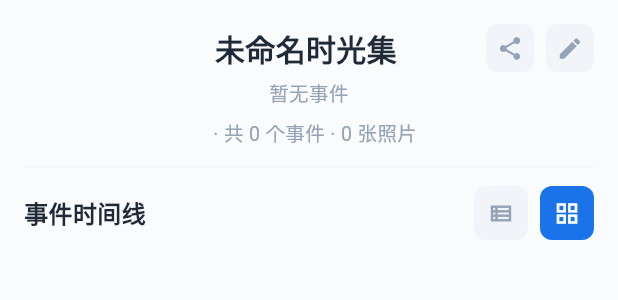
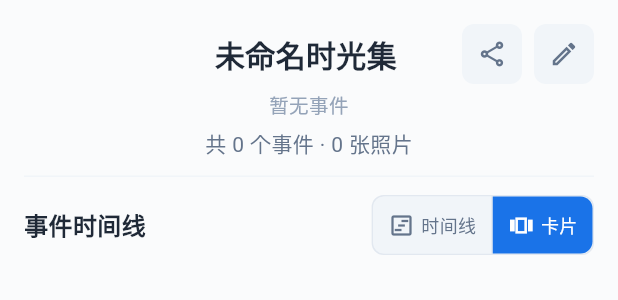
Before and after one commit to jnghant-spec/time_calendar, a Flutter app: the MemoryCollectionDetailHeader widget shown alone on an empty page, opened directly with empty values, on a phone screen of 412 x 824 dp. Shown: the top 300 px of the screen. Run offline on Flutter 3.47's test engine with Material 3 defaults, Android fonts, the phone set to English and light mode, and no system bars; our stand-ins replace flutter_contacts, flutter_local_notifications, flutter_slidable, flutter_svg, image_picker, share_plus and 2 more; missing offline and left inert: flutter_inappwebview, gal, lpinyin, lunar, markdown; accounts and stored records are empty; project files that could hold a hidden picture were left out.

Commit message:
改动时光集详情页

```diff
--- a/lib/widgets/memory_collection_detail_parts.dart
+++ b/lib/widgets/memory_collection_detail_parts.dart
@@ -4,12 +4,14 @@ import 'package:flutter/material.dart';
 import 'package:time_calendar/models/memory_collection.dart';
 import 'package:time_calendar/models/memory_event.dart';
 import 'package:time_calendar/models/partner_relation.dart';
+import 'package:time_calendar/models/reminder_tag.dart';
 import 'package:time_calendar/services/memory_service.dart';
 import 'package:time_calendar/services/tag_service.dart';
 import 'package:time_calendar/services/user_session.dart';
 import 'package:time_calendar/widgets/tag_circle_widget.dart';
 import 'package:time_calendar/utils/event_date_utils.dart';
 import 'package:time_calendar/utils/partner_share_detail_ui.dart';
+import 'package:time_calendar/widgets/memory_detail_action_tile.dart';
 
 /// 时光集详情页设计 token（顶部元信息、横滑卡片、标题栏按钮）。
 class MemoryDetailDesignTokens {
@@ -25,11 +27,18 @@ class MemoryDetailDesignTokens {
   static const double cardMaxHeightFactor = 0.45;
   static const double cardMinHeight = 240;
 
-  static const double headerIconSize = 32;
-  static const Color headerIconBg = Color(0xFFF1F5F9);
-  static const Color headerIconColor = Color(0xFF94A3B8);
-  static const double headerIconRadius = 8;
-  static const double headerIconGlyphSize = 18;
+  static const double actionTileSize = MemoryDetailActionTokens.actionTileSize;
+  static const double actionTileRadius = MemoryDetailActionTokens.actionTileRadius;
+  static const double primaryCtaRadius = MemoryDetailActionTokens.primaryCtaRadius;
+  static const Color actionSecondaryBg = MemoryDetailActionTokens.actionSecondaryBg;
+  static const Color actionSecondaryIcon = MemoryDetailActionTokens.actionSecondaryIcon;
+  static const Color actionActiveBg = MemoryDetailActionTokens.actionActiveBg;
+  static const Color actionActiveIcon = MemoryDetailActionTokens.actionActiveIcon;
+  static const Color actionDestructiveIcon = MemoryDetailActionTokens.actionDestructiveIcon;
+  static const double actionSpacing = MemoryDetailActionTokens.actionSpacing;
+  static const Color actionBorder = MemoryDetailActionTokens.actionBorder;
+  static const double headerActionRowWidth =
+      MemoryDetailActionTokens.headerActionRowWidth;
 
   static TextStyle get metaTextStyle => const TextStyle(
         fontSize: metaFontSize,
@@ -71,17 +80,66 @@ class MemoryCollectionDetailHeader extends StatelessWidget {
 
   static const Color _titleColor = Color(0xFF1F2937);
   static const Color _muted = Color(0xFF94A3B8);
-  static const Color _themeBlue = Color(0xFF1A73E8);
 
   String _rangeLine() {
     if (events.isEmpty) return '暂无事件';
     return '${formatYearMonthDot(events.first.date)} - ${formatYearMonthDot(events.last.date)}';
   }
 
-  Widget _tagBadge() {
+  Widget _tagMetaPill(ReminderTag tag) {
+    final accent = TagCircleWidget.themeColorOrDefault(tag.accentColor);
+    final icon = TagPresetIcons.dataFor(tag.iconName) ??
+        TagCircleWidget.defaultIconData;
+
+    return Container(
+      height: 28,
+      padding: const EdgeInsets.symmetric(horizontal: 10),
+      decoration: BoxDecoration(
+        color: tag.iconBgColor,
+        borderRadius: BorderRadius.circular(14),
+      ),
+      child: Row(
+        mainAxisSize: MainAxisSize.min,
+        children: [
+          Icon(icon, size: 15, color: accent),
+          const SizedBox(width: 4),
+          Text(
+            tag.name,
+            style: TextStyle(
+              fontSize: 12,
+              fontWeight: FontWeight.w500,
+              color: accent,
+              height: 1.0,
+            ),
+          ),
+        ],
+      ),
+    );
+  }
+
+  Widget _tagAndStatsRow(int photoCount) {
     final tag = TagService.getTagById(collection.tagId);
-    if (tag == null) return const SizedBox.shrink();
-    return TagCircleWidget(tag: tag, size: 40, showLabel: false);
+    const statsStyle = TextStyle(
+      fontSize: 14,
+      color: Color(0xFF64748B),
+      height: 1.2,
+    );
+
+    return Row(
+      mainAxisSize: MainAxisSize.min,
+      mainAxisAlignment: MainAxisAlignment.center,
+      crossAxisAlignment: CrossAxisAlignment.center,
+      children: [
+        if (tag != null) ...[
+          _tagMetaPill(tag),
+          const SizedBox(width: 8),
+        ],
+        Text(
+          '共 ${events.length} 个事件 · $photoCount 张照片',
+          style: statsStyle,
+        ),
+      ],
+    );
   }
 
   bool _hasHistoricalCollectionPartnerShare() {
@@ -157,31 +215,6 @@ class MemoryCollectionDetailHeader extends StatelessWidget {
     return '最新修改：$displayName ${formatPartnerModifiedAt(at)}';
   }
 
-  Widget _headerIconButton({
-    required IconData icon,
-    required VoidCallback onTap,
-  }) {
-    return GestureDetector(
-      onTap: onTap,
-      child: Container(
-        width: MemoryDetailDesignTokens.headerIconSize,
-        height: MemoryDetailDesignTokens.headerIconSize,
-        decoration: BoxDecoration(
-          color: MemoryDetailDesignTokens.headerIconBg,
-          borderRadius: BorderRadius.circular(
-            MemoryDetailDesignTokens.headerIconRadius,
-          ),
-        ),
-        alignment: Alignment.center,
-        child: Icon(
-          icon,
-          size: MemoryDetailDesignTokens.headerIconGlyphSize,
-          color: MemoryDetailDesignTokens.headerIconColor,
-        ),
-      ),
-    );
-  }
-
   @override
   Widget build(BuildContext context) {
     final photoCount = MemoryService.countPhotosInCollection(events);
@@ -197,7 +230,7 @@ class MemoryCollectionDetailHeader extends StatelessWidget {
           child: Row(
             crossAxisAlignment: CrossAxisAlignment.center,
             children: [
-              const SizedBox(width: 72),
+              const SizedBox(width: MemoryDetailDesignTokens.headerActionRowWidth),
               Expanded(
                 child: Center(
                   child: Row(
@@ -225,15 +258,20 @@ class MemoryCollectionDetailHeader extends StatelessWidget {
                 ),
               ),
               SizedBox(
-                width: 72,
+                width: MemoryDetailDesignTokens.headerActionRowWidth,
                 child: Row(
                   mainAxisAlignment: MainAxisAlignment.end,
                   children: [
-                    _headerIconButton(icon: Icons.share, onTap: onShare),
-                    const SizedBox(width: 8),
-                    _headerIconButton(
-                      icon: Icons.edit,
+                    MemoryDetailIconTile(
+                      icon: Icons.share_outlined,
+                      onTap: onShare,
+                      semanticsLabel: '分享时光集',
+                    ),
+                    const SizedBox(width: MemoryDetailDesignTokens.actionSpacing),
+                    MemoryDetailIconTile(
+                      icon: Icons.edit_outlined,
                       onTap: onEditCollection,
+                      semanticsLabel: '编辑时光集',
                     ),
                   ],
                 ),
@@ -274,17 +312,7 @@ class MemoryCollectionDetailHeader extends StatelessWidget {
           ),
         ],
         const SizedBox(height: 8),
-        Row(
-          mainAxisAlignment: MainAxisAlignment.center,
-          children: [
-            _tagBadge(),
-            const SizedBox(width: 8),
-            Text(
-              '· 共 ${events.length} 个事件 · $photoCount 张照片',
-              style: TextStyle(fontSize: 13, color: _muted),
-            ),
-          ],
-        ),
+        Center(child: _tagAndStatsRow(photoCount)),
         Padding(
           padding: const EdgeInsets.symmetric(horizontal: 16, vertical: 12),
           child: Container(height: 1, color: const Color(0xFFF1F5F9)),
@@ -302,49 +330,15 @@ class MemoryCollectionDetailHeader extends StatelessWidget {
                   color: _titleColor,
                 ),
               ),
-              Row(
-                children: [
-                  _viewToggleBtn(
-                    Icons.view_list_outlined,
-                    isListViewActive,
-                    onSwitchToList,
-                  ),
-                  const SizedBox(width: 8),
-                  _viewToggleBtn(
-                    Icons.grid_view_outlined,
-                    !isListViewActive,
-                    onSwitchToGrid,
-                  ),
-                ],
+              MemoryDetailViewSegmentedControl(
+                isListViewActive: isListViewActive,
+                onSwitchToList: onSwitchToList,
+                onSwitchToGrid: onSwitchToGrid,
               ),
             ],
           ),
         ),
       ],
-    );
-  }
-
-  static Widget _viewToggleBtn(
-    IconData icon,
-    bool isActive,
-    VoidCallback onTap,
-  ) {
-    return GestureDetector(
-      onTap: onTap,
-      child: Container(
-        width: 36,
-        height: 36,
-        decoration: BoxDecoration(
-          color: isActive ? _themeBlue : const Color(0xFFF1F5F9),
-          borderRadius: BorderRadius.circular(8),
-        ),
-        alignment: Alignment.center,
-        child: Icon(
-          icon,
-          size: 18,
-          color: isActive ? Colors.white : _muted,
-        ),
-      ),
     );
   }
 }
@@ -483,9 +477,6 @@ class MemoryDetailBottomToolbar extends StatelessWidget {
   final VoidCallback? onDelete;
 
   static const double barHeight = 56;
-  static const Color _themeBlue = Color(0xFF1A73E8);
-  static const Color _sideIcon = Color(0xFF64748B);
-  static const Color _deleteTint = Color(0xFFEF4444);
 
   static double totalHeight(BuildContext context) =>
       barHeight + MediaQuery.paddingOf(context).bottom;
@@ -493,74 +484,51 @@ class MemoryDetailBottomToolbar extends StatelessWidget {
   @override
   Widget build(BuildContext context) {
     final bottom = MediaQuery.paddingOf(context).bottom;
+    final tileSize = MemoryDetailActionTokens.actionTileSize;
 
     return ClipRect(
       child: BackdropFilter(
         filter: ImageFilter.blur(sigmaX: 15, sigmaY: 15),
         child: Container(
           height: barHeight + bottom,
-          padding: EdgeInsets.only(left: 8, right: 8, bottom: bottom),
+          padding: EdgeInsets.fromLTRB(16, 0, 16, bottom),
           decoration: BoxDecoration(
             color: Colors.white.withValues(alpha: 0.7),
             border: Border(
               top: BorderSide(
-                color: const Color(0xFFE2E8F0).withValues(alpha: 0.8),
+                color: MemoryDetailActionTokens.actionBorder.withValues(alpha: 0.8),
               ),
             ),
           ),
           child: Row(
+            crossAxisAlignment: CrossAxisAlignment.center,
             children: [
-              IconButton(
-                onPressed: onEdit,
-                icon: Icon(
-                  Icons.edit_outlined,
-                  size: 22,
-                  color: onEdit != null ? _sideIcon : _sideIcon.withValues(alpha: 0.35),
+              SizedBox(
+                width: tileSize,
+                child: Center(
+                  child: MemoryDetailIconTile(
+                    icon: Icons.edit_outlined,
+                    onTap: onEdit,
+                    semanticsLabel: '编辑当前事件',
+                    showBorder: true,
+                  ),
                 ),
               ),
               Expanded(
                 child: Center(
-                  child: Material(
-                    color: _themeBlue,
-                    elevation: 2,
-                    shadowColor: _themeBlue.withValues(alpha: 0.35),
-                    shape: const StadiumBorder(),
-                    child: InkWell(
-                      onTap: onAdd,
-                      customBorder: const StadiumBorder(),
-                      child: const Padding(
-                        padding: EdgeInsets.symmetric(
-                          horizontal: 20,
-                          vertical: 10,
-                        ),
-                        child: Row(
-                          mainAxisSize: MainAxisSize.min,
-                          children: [
-                            Icon(Icons.add, size: 20, color: Colors.white),
-                            SizedBox(width: 6),
-                            Text(
-                              '添加事件',
-                              style: TextStyle(
-                                fontSize: 15,
-                                fontWeight: FontWeight.w600,
-                                color: Colors.white,
-                              ),
-                            ),
-                          ],
-                        ),
-                      ),
-                    ),
-                  ),
+                  child: MemoryDetailPrimaryCta(onTap: onAdd),
                 ),
               ),
-              IconButton(
-                onPressed: onDelete,
-                icon: Icon(
-                  Icons.delete_outline,
-                  size: 22,
-                  color: onDelete != null
-                      ? _deleteTint.withValues(alpha: 0.88)
-                      : _deleteTint.withValues(alpha: 0.35),
+              SizedBox(
+                width: tileSize,
+                child: Center(
+                  child: MemoryDetailIconTile(
+                    icon: Icons.delete_outline,
+                    onTap: onDelete,
+                    variant: MemoryDetailIconTileVariant.destructive,
+                    semanticsLabel: '删除当前事件',
+                    showBorder: true,
+                  ),
                 ),
               ),
             ],
--- /dev/null
+++ b/lib/widgets/memory_detail_action_tile.dart
@@ -0,0 +1,245 @@
+import 'package:flutter/material.dart';
+
+/// 详情页操作按钮设计 token。
+abstract final class MemoryDetailActionTokens {
+  static const double actionTileSize = 40;
+  static const double actionTileRadius = 8;
+  static const double primaryCtaRadius = 16;
+  static const Color actionSecondaryBg = Color(0xFFF1F5F9);
+  static const Color actionSecondaryIcon = Color(0xFF64748B);
+  static const Color actionActiveBg = Color(0xFF1A73E8);
+  static const Color actionActiveIcon = Color(0xFFFFFFFF);
+  static const Color actionDestructiveIcon = Color(0xFFEF4444);
+  static const double actionSpacing = 8;
+  static const Color actionBorder = Color(0xFFE2E8F0);
+  static const double viewSegmentMinWidth = 60;
+  static const double headerActionRowWidth =
+      actionTileSize * 2 + actionSpacing;
+}
+
+enum MemoryDetailIconTileVariant { secondary, destructive, active }
+
+/// 详情页统一 icon 操作块（40×40，r8）。
+class MemoryDetailIconTile extends StatelessWidget {
+  const MemoryDetailIconTile({
+    super.key,
+    required this.icon,
+    required this.onTap,
+    this.variant = MemoryDetailIconTileVariant.secondary,
+    this.semanticsLabel,
+    this.showBorder = false,
+  });
+
+  final IconData icon;
+  final VoidCallback? onTap;
+  final MemoryDetailIconTileVariant variant;
+  final String? semanticsLabel;
+  final bool showBorder;
+
+  static const double _iconSize = 20;
+
+  @override
+  Widget build(BuildContext context) {
+    final enabled = onTap != null;
+    final opacity = enabled ? 1.0 : 0.35;
+
+    Color background;
+    Color iconColor;
+    switch (variant) {
+      case MemoryDetailIconTileVariant.secondary:
+        background = MemoryDetailActionTokens.actionSecondaryBg;
+        iconColor = MemoryDetailActionTokens.actionSecondaryIcon;
+      case MemoryDetailIconTileVariant.destructive:
+        background = MemoryDetailActionTokens.actionSecondaryBg;
+        iconColor = MemoryDetailActionTokens.actionDestructiveIcon;
+      case MemoryDetailIconTileVariant.active:
+        background = MemoryDetailActionTokens.actionActiveBg;
+        iconColor = MemoryDetailActionTokens.actionActiveIcon;
+    }
+
+    Widget tile = Container(
+      width: MemoryDetailActionTokens.actionTileSize,
+      height: MemoryDetailActionTokens.actionTileSize,
+      decoration: BoxDecoration(
+        color: background,
+        borderRadius: BorderRadius.circular(MemoryDetailActionTokens.actionTileRadius),
+        border: showBorder
+            ? Border.all(color: MemoryDetailActionTokens.actionBorder)
+            : null,
+      ),
+      alignment: Alignment.center,
+      child: Icon(
+        icon,
+        size: _iconSize,
+        color: iconColor.withValues(alpha: opacity),
+      ),
+    );
+
+    if (!enabled) {
+      tile = Opacity(opacity: opacity, child: tile);
+    }
+
+    return Semantics(
+      button: true,
+      enabled: enabled,
+      label: semanticsLabel,
+      child: GestureDetector(
+        onTap: onTap,
+        behavior: HitTestBehavior.opaque,
+        child: tile,
+      ),
+    );
+  }
+}
+
+/// 竖向 / 横向视图连体分段切换。
+class MemoryDetailViewSegmentedControl extends StatelessWidget {
+  const MemoryDetailViewSegmentedControl({
+    super.key,
+    required this.isListViewActive,
+    required this.onSwitchToList,
+    required this.onSwitchToGrid,
+  });
+
+  final bool isListViewActive;
+  final VoidCallback onSwitchToList;
+  final VoidCallback onSwitchToGrid;
+
+  @override
+  Widget build(BuildContext context) {
+    final radius = Radius.circular(MemoryDetailActionTokens.actionTileRadius);
+
+    return Container(
+      height: MemoryDetailActionTokens.actionTileSize,
+      decoration: BoxDecoration(
+        color: MemoryDetailActionTokens.actionSecondaryBg,
+        borderRadius: BorderRadius.all(radius),
+        border: Border.all(color: MemoryDetailActionTokens.actionBorder),
+      ),
+      clipBehavior: Clip.antiAlias,
+      child: Row(
+        mainAxisSize: MainAxisSize.min,
+        children: [
+          _segment(
+            icon: Icons.view_timeline_outlined,
+            label: '时间线',
+            semanticsLabel: '时间线视图',
+            isActive: isListViewActive,
+            onTap: onSwitchToList,
+            borderRadius: BorderRadius.only(topLeft: radius, bottomLeft: radius),
+          ),
+          Container(
+            width: 1,
+            height: MemoryDetailActionTokens.actionTileSize,
+            color: MemoryDetailActionTokens.actionBorder,
+          ),
+          _segment(
+            icon: Icons.view_carousel_outlined,
+            label: '卡片',
+            semanticsLabel: '卡片视图',
+            isActive: !isListViewActive,
+            onTap: onSwitchToGrid,
+            borderRadius: BorderRadius.only(topRight: radius, bottomRight: radius),
+          ),
+        ],
+      ),
+    );
+  }
+
+  Widget _segment({
+    required IconData icon,
+    required String label,
+    required String semanticsLabel,
+    required bool isActive,
+    required VoidCallback onTap,
+    required BorderRadius borderRadius,
+  }) {
+    final fg = isActive
+        ? MemoryDetailActionTokens.actionActiveIcon
+        : MemoryDetailActionTokens.actionSecondaryIcon;
+
+    return Semantics(
+      button: true,
+      selected: isActive,
+      label: semanticsLabel,
+      child: GestureDetector(
+        onTap: onTap,
+        behavior: HitTestBehavior.opaque,
+        child: Container(
+          constraints: const BoxConstraints(
+            minWidth: MemoryDetailActionTokens.viewSegmentMinWidth,
+          ),
+          height: MemoryDetailActionTokens.actionTileSize,
+          padding: const EdgeInsets.symmetric(horizontal: 10),
+          decoration: BoxDecoration(
+            color: isActive
+                ? MemoryDetailActionTokens.actionActiveBg
+                : MemoryDetailActionTokens.actionSecondaryBg,
+            borderRadius: borderRadius,
+          ),
+          alignment: Alignment.center,
+          child: Row(
+            mainAxisSize: MainAxisSize.min,
+            children: [
+              Icon(icon, size: 18, color: fg),
+              const SizedBox(width: 4),
+              Text(
+                label,
+                style: TextStyle(
+                  fontSize: 12,
+                  fontWeight: FontWeight.w500,
+                  color: fg,
+                  height: 1.0,
+                ),
+              ),
+            ],
+          ),
+        ),
+      ),
+    );
+  }
+}
+
+/// 详情页底部主操作「添加事件」。
+class MemoryDetailPrimaryCta extends StatelessWidget {
+  const MemoryDetailPrimaryCta({
+    super.key,
+    required this.onTap,
+    this.label = '添加事件',
+  });
+
+  final VoidCallback onTap;
+  final String label;
+
+  @override
+  Widget build(BuildContext context) {
+    return Material(
+      color: MemoryDetailActionTokens.actionActiveBg,
+      elevation: 2,
+      shadowColor: MemoryDetailActionTokens.actionActiveBg.withValues(alpha: 0.35),
+      borderRadius: BorderRadius.circular(MemoryDetailActionTokens.primaryCtaRadius),
+      child: InkWell(
+        onTap: onTap,
+        borderRadius: BorderRadius.circular(MemoryDetailActionTokens.primaryCtaRadius),
+        child: Padding(
+          padding: const EdgeInsets.symmetric(horizontal: 20, vertical: 10),
+          child: Row(
+            mainAxisSize: MainAxisSize.min,
+            children: [
+              const Icon(Icons.add, size: 20, color: Colors.white),
+              const SizedBox(width: 6),
+              Text(
+                label,
+                style: const TextStyle(
+                  fontSize: 15,
+                  fontWeight: FontWeight.w600,
+                  color: Colors.white,
+                ),
+              ),
+            ],
+          ),
+        ),
+      ),
+    );
+  }
+}
```
